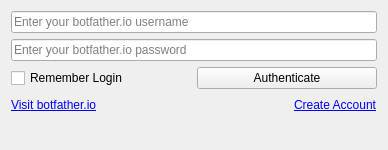
botfatherio/botfather, file botfather/gui/auth_window.ui: the form before one commit.
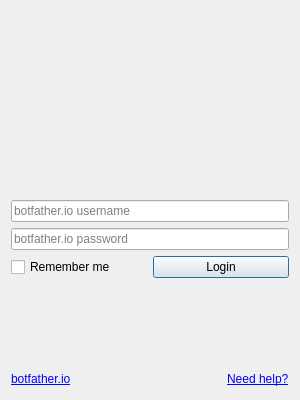
The form after the commit. Icons and pictures are not drawn.

Commit message: Alters the auth windows design and fixes it's behaviour (remember me/enter to login)

Diff of the .ui file:
```diff
--- a/botfather/gui/auth_window.ui
+++ b/botfather/gui/auth_window.ui
@@ -6,8 +6,8 @@
    <rect>
     <x>0</x>
     <y>0</y>
-    <width>388</width>
-    <height>150</height>
+    <width>300</width>
+    <height>400</height>
    </rect>
   </property>
   <property name="windowTitle">
@@ -18,10 +18,55 @@
     <normaloff>:/gui/black_on_trans.png</normaloff>:/gui/black_on_trans.png</iconset>
   </property>
   <layout class="QVBoxLayout" name="verticalLayout">
+   <item>
+    <spacer name="verticalSpacer_3">
+     <property name="orientation">
+      <enum>Qt::Vertical</enum>
+     </property>
+     <property name="sizeHint" stdset="0">
+      <size>
+       <width>20</width>
+       <height>40</height>
+      </size>
+     </property>
+    </spacer>
+   </item>
+   <item>
+    <widget class="QLabel" name="label_3">
+     <property name="text">
+      <string/>
+     </property>
+     <property name="pixmap">
+      <pixmap resource="../res/gui.qrc">:/gui/logo.png</pixmap>
+     </property>
+     <property name="alignment">
+      <set>Qt::AlignCenter</set>
+     </property>
+     <property name="margin">
+      <number>0</number>
+     </property>
+    </widget>
+   </item>
+   <item>
+    <spacer name="verticalSpacer">
+     <property name="orientation">
+      <enum>Qt::Vertical</enum>
+     </property>
+     <property name="sizeHint" stdset="0">
+      <size>
+       <width>20</width>
+       <height>40</height>
+      </size>
+     </property>
+    </spacer>
+   </item>
    <item>
     <widget class="QLineEdit" name="username">
      <property name="placeholderText">
-      <string>Enter your botfather.io username</string>
+      <string>botfather.io username</string>
+     </property>
+     <property name="clearButtonEnabled">
+      <bool>true</bool>
      </property>
     </widget>
    </item>
@@ -37,7 +82,10 @@
       <bool>false</bool>
      </property>
      <property name="placeholderText">
-      <string>Enter your botfather.io password</string>
+      <string>botfather.io password</string>
+     </property>
+     <property name="clearButtonEnabled">
+      <bool>true</bool>
      </property>
     </widget>
    </item>
@@ -49,25 +97,44 @@
         <string>&lt;html&gt;&lt;head/&gt;&lt;body&gt;&lt;p&gt;Remember username and password by storing it in plain text locally on your machine.&lt;/p&gt;&lt;/body&gt;&lt;/html&gt;</string>
        </property>
        <property name="text">
-        <string>Remember Login</string>
+        <string>Remember me</string>
        </property>
       </widget>
      </item>
      <item>
       <widget class="QPushButton" name="authenticate">
        <property name="text">
-        <string>Authenticate</string>
+        <string>Login</string>
+       </property>
+       <property name="autoDefault">
+        <bool>true</bool>
+       </property>
+       <property name="default">
+        <bool>true</bool>
        </property>
       </widget>
      </item>
     </layout>
    </item>
+   <item>
+    <spacer name="verticalSpacer_2">
+     <property name="orientation">
+      <enum>Qt::Vertical</enum>
+     </property>
+     <property name="sizeHint" stdset="0">
+      <size>
+       <width>20</width>
+       <height>40</height>
+      </size>
+     </property>
+    </spacer>
+   </item>
    <item>
     <layout class="QHBoxLayout" name="horizontalLayout">
      <item>
-      <widget class="QLabel" name="label_2">
+      <widget class="QLabel" name="label">
        <property name="text">
-        <string>&lt;html&gt;&lt;head/&gt;&lt;body&gt;&lt;p&gt;&lt;a href=&quot;https://botfather.io/&quot;&gt;&lt;span style=&quot; text-decoration: underline; color:#0000ff;&quot;&gt;Visit botfather.io&lt;/span&gt;&lt;/a&gt;&lt;/p&gt;&lt;/body&gt;&lt;/html&gt;</string>
+        <string>&lt;html&gt;&lt;head/&gt;&lt;body&gt;&lt;p&gt;&lt;a href=&quot;https://botfather.io/&quot;&gt;&lt;span style=&quot; text-decoration: underline; color:#0000ff;&quot;&gt;botfather.io&lt;/span&gt;&lt;/a&gt;&lt;/p&gt;&lt;/body&gt;&lt;/html&gt;</string>
        </property>
        <property name="openExternalLinks">
         <bool>true</bool>
@@ -88,9 +155,9 @@
       </spacer>
      </item>
      <item>
-      <widget class="QLabel" name="label">
+      <widget class="QLabel" name="label_2">
        <property name="text">
-        <string>&lt;html&gt;&lt;head/&gt;&lt;body&gt;&lt;p&gt;&lt;a href=&quot;https://botfather.io/account/register/&quot;&gt;&lt;span style=&quot; text-decoration: underline; color:#0000ff;&quot;&gt;Create Account&lt;/span&gt;&lt;/a&gt;&lt;/p&gt;&lt;/body&gt;&lt;/html&gt;</string>
+        <string>&lt;html&gt;&lt;head/&gt;&lt;body&gt;&lt;p&gt;&lt;a href=&quot;https://botfather.io/faq/&quot;&gt;&lt;span style=&quot; text-decoration: underline; color:#0000ff;&quot;&gt;Need help?&lt;/span&gt;&lt;/a&gt;&lt;/p&gt;&lt;/body&gt;&lt;/html&gt;</string>
        </property>
        <property name="openExternalLinks">
         <bool>true</bool>
@@ -99,19 +166,6 @@
      </item>
     </layout>
    </item>
-   <item>
-    <spacer name="verticalSpacer">
-     <property name="orientation">
-      <enum>Qt::Vertical</enum>
-     </property>
-     <property name="sizeHint" stdset="0">
-      <size>
-       <width>20</width>
-       <height>40</height>
-      </size>
-     </property>
-    </spacer>
-   </item>
   </layout>
  </widget>
  <layoutdefault spacing="6" margin="11"/>
```
The commit also changes 2 other files.
